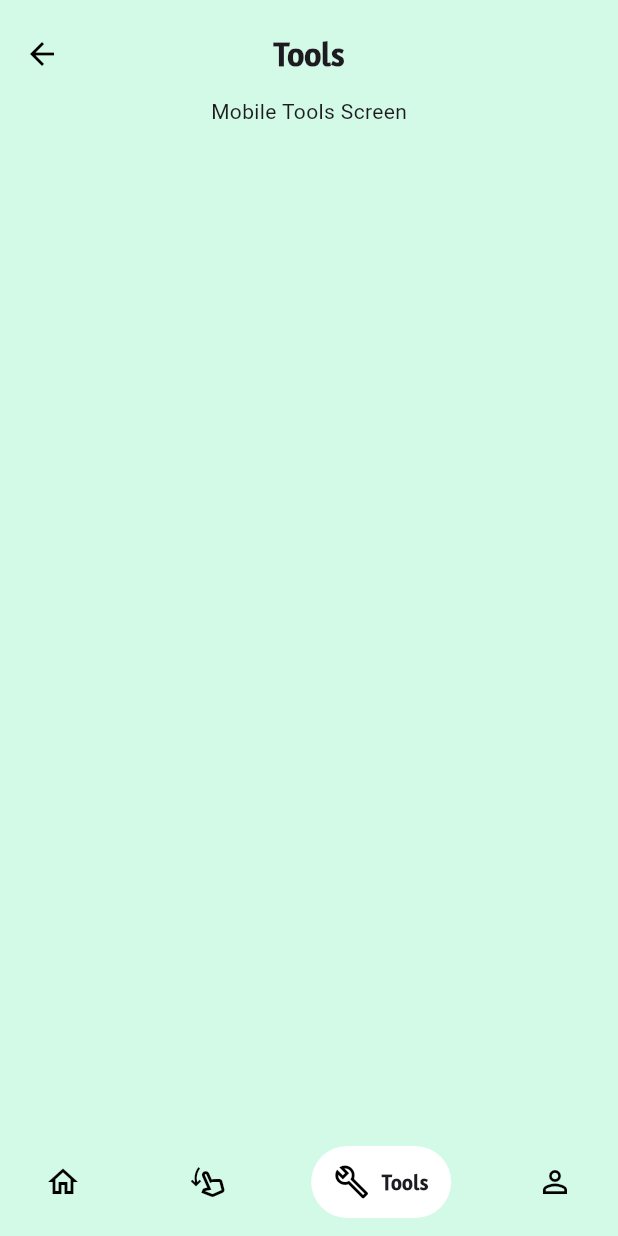
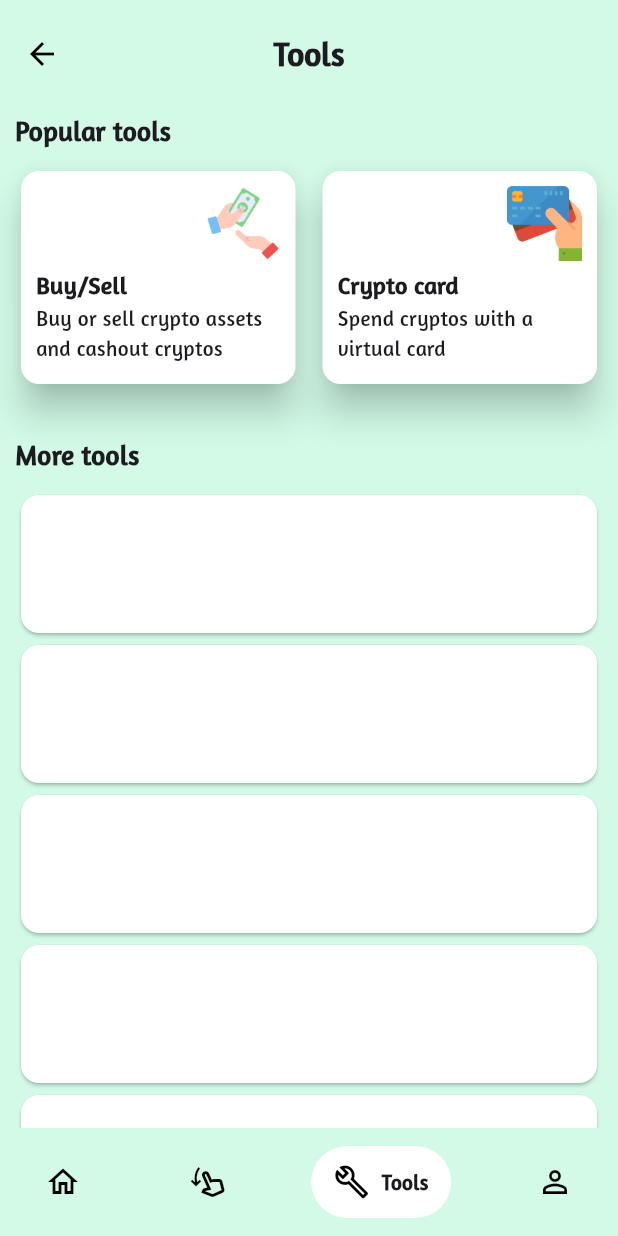
Before and after one commit to alhasann351/crypto_wallet_ui_template, a Flutter app: the HomeScreen screen opened by its route, item 3 of the bottom bar chosen, on a phone screen of 412 x 824 dp. Run offline on Flutter 3.47's test engine with Material 3 defaults, Android fonts, the phone set to English and light mode, and no system bars; drawn by our look-alikes of auto_size_text, google_nav_bar; our stand-ins replace animate_do, get, shared_preferences, smooth_page_indicator; accounts and stored records are empty.

Commit message:
tools-screen

```diff
--- a/lib/resources/localization/languages.dart
+++ b/lib/resources/localization/languages.dart
@@ -34,6 +34,12 @@ class Languages extends Translations {
 
           //tools screen
           'tools_screen_title': 'Tools',
+          'popular': 'Popular tools',
+          'buy_sell': 'Buy/Sell',
+          'buy_sell_des': 'Buy or sell crypto assets and cashout cryptos',
+          'crypto_card': 'Crypto card',
+          'crypto_card_des': 'Spend cryptos with a virtual card',
+          'more': 'More tools',
 
           //menu screen
           'menu_screen_title': 'Menu',
@@ -69,6 +75,13 @@ class Languages extends Translations {
 
           //tools screen
           'tools_screen_title': 'টুলস',
+          'popular': 'পোপুলার টুলস',
+          'buy_sell': 'ক্রয়/বিক্রয়',
+          'buy_sell_des':
+              'ক্রিপ্টো সম্পদ কিনুন বা বিক্রি করুন এবং ক্রিপ্টো ক্যাশআউট',
+          'crypto_card': 'ক্রিপ্টো কার্ড',
+          'crypto_card_des': 'ভার্চুয়াল কার্ড দিয়ে ক্রিপ্টো খরচ করুন',
+          'more': 'আরও টুলস',
 
           //menu screen
           'menu_screen_title': 'মেনু',
@@ -104,6 +117,13 @@ class Languages extends Translations {
 
           //tools screen
           'tools_screen_title': 'टूल्स',
+          'popular': 'पोपुलर टूल्स',
+          'buy_sell': 'खरीदें/बेचें',
+          'buy_sell_des':
+              'क्रिप्टो परिसंपत्तियां खरीदें या बेचें और क्रिप्टो से पैसे निकालें',
+          'crypto_card': 'क्रिप्टो कार्ड',
+          'crypto_card_des': 'वर्चुअल कार्ड से क्रिप्टो खर्च करें',
+          'more': 'अधिक टूल्स',
 
           //menu screen
           'menu_screen_title': 'मेनू',
--- a/lib/resources/themes/dark_theme.dart
+++ b/lib/resources/themes/dark_theme.dart
@@ -8,6 +8,11 @@ class DarkTheme {
     iconButtonTheme: IconButtonThemeData(
       style: IconButton.styleFrom(foregroundColor: AppColors.whiteColor),
     ),
-    appBarTheme: const AppBarTheme(backgroundColor: AppColors.darkColor),
+    appBarTheme: const AppBarTheme(
+        backgroundColor: AppColors.darkColor,
+        surfaceTintColor: AppColors.darkColor),
+    cardTheme: const CardTheme(
+      color: AppColors.brightCornflowerBlueColor,
+    ),
   );
 }
--- a/lib/resources/themes/light_theme.dart
+++ b/lib/resources/themes/light_theme.dart
@@ -8,6 +8,9 @@ class LightTheme {
     iconButtonTheme: IconButtonThemeData(
       style: IconButton.styleFrom(foregroundColor: AppColors.blackColor),
     ),
-    appBarTheme: const AppBarTheme(backgroundColor: AppColors.lightColor),
+    appBarTheme: const AppBarTheme(
+        backgroundColor: AppColors.lightColor,
+        surfaceTintColor: AppColors.lightColor),
+    cardTheme: const CardTheme(color: AppColors.whiteColor),
   );
 }
--- a/lib/responsive_widget.dart
+++ b/lib/responsive_widget.dart
@@ -12,9 +12,9 @@ class ResponsiveWidget extends StatelessWidget {
       required this.desktop});
 
   static bool isMobile(BuildContext context) =>
-      MediaQuery.of(context).size.width <= 480;
+      MediaQuery.of(context).size.width <= 500;
   static bool isTablet(BuildContext context) =>
-      MediaQuery.of(context).size.width > 480 &&
+      MediaQuery.of(context).size.width > 500 &&
       MediaQuery.of(context).size.width < 1024;
   static bool isDesktop(BuildContext context) =>
       MediaQuery.of(context).size.width >= 1024;
@@ -22,9 +22,9 @@ class ResponsiveWidget extends StatelessWidget {
   @override
   Widget build(BuildContext context) {
     final Size size = MediaQuery.of(context).size;
-    if (size.width <= 480) {
+    if (size.width <= 500) {
       return mobile;
-    } else if (size.width > 480 && size.width < 1024) {
+    } else if (size.width > 500 && size.width < 1024) {
       return tablet;
     } else {
       return desktop;
--- a/lib/views/home_screen/home_screen.dart
+++ b/lib/views/home_screen/home_screen.dart
@@ -1,7 +1,9 @@
 import 'package:crypto_wallet_ui_template/responsive_widget.dart';
 import 'package:crypto_wallet_ui_template/views/menu_screen/menu_screen.dart';
 import 'package:crypto_wallet_ui_template/views/swap_screen/swap_screen.dart';
-import 'package:crypto_wallet_ui_template/views/tools_screen/tools_screen.dart';
+import 'package:crypto_wallet_ui_template/views/tools_screen/tools_screen_appbar.dart';
+import 'package:crypto_wallet_ui_template/views/tools_screen/widgets/more_tools.dart';
+import 'package:crypto_wallet_ui_template/views/tools_screen/widgets/popular_tools.dart';
 import 'package:flutter/material.dart';
 import 'package:get/get.dart';
 
@@ -93,20 +95,31 @@ class HomeScreen extends StatelessWidget {
       );
 
   //tools screen items
-  Widget mobileToolsScreen() => const Column(
-        children: [
-          ToolsScreen(),
-        ],
+  Widget mobileToolsScreen() => SafeArea(
+        child: Column(
+          children: [
+            const ToolsScreenAppbar(),
+            Expanded(
+              child: ListView(
+                children: [
+                  const PopularTools(),
+                  const SizedBox(
+                    height: 10,
+                  ),
+                  const MoreTools(),
+                ],
+              ),
+            ),
+          ],
+        ),
       );
   Widget tabletToolsScreen() => const Column(
         children: [
-          ToolsScreen(),
+          ToolsScreenAppbar(),
         ],
       );
   Widget desktopToolsScreen() => const Column(
-        children: [
-          ToolsScreen(),
-        ],
+        children: [],
       );
 
   //menu screen items
--- a/lib/views/tools_screen/tools_screen.dart
+++ /dev/null
@@ -1,48 +0,0 @@
-import 'package:auto_size_text/auto_size_text.dart';
-import 'package:flutter/material.dart';
-import 'package:get/get.dart';
-
-import '../../responsive_widget.dart';
-
-class ToolsScreen extends StatelessWidget {
-  const ToolsScreen({super.key});
-
-  @override
-  Widget build(BuildContext context) {
-    final fontSize = MediaQuery.of(context).size.width * 0.025;
-    final isMobile = ResponsiveWidget.isMobile(context);
-    final isTablet = ResponsiveWidget.isTablet(context);
-    final isDesktop = ResponsiveWidget.isDesktop(context);
-
-    return Column(
-      children: [
-        Padding(
-          padding: const EdgeInsets.only(top: 8.0),
-          child: AppBar(
-            centerTitle: true,
-            title: AutoSizeText(
-              minFontSize: 22,
-              maxFontSize: 26,
-              'tools_screen_title'.tr,
-              overflow: TextOverflow.ellipsis,
-              style: TextStyle(
-                fontFamily: 'amaranth',
-                fontSize: fontSize,
-                fontWeight: FontWeight.bold,
-              ),
-            ),
-          ),
-        ),
-        Center(
-          child: isMobile
-              ? const Text('Mobile Tools Screen')
-              : isTablet
-                  ? const Text('Tablet Tools Screen')
-                  : isDesktop
-                      ? const Text('Desktop Tools Screen')
-                      : const SizedBox(),
-        ),
-      ],
-    );
-  }
-}
--- /dev/null
+++ b/lib/views/tools_screen/tools_screen_appbar.dart
@@ -0,0 +1,30 @@
+import 'package:auto_size_text/auto_size_text.dart';
+import 'package:flutter/material.dart';
+import 'package:get/get.dart';
+
+class ToolsScreenAppbar extends StatelessWidget {
+  const ToolsScreenAppbar({super.key});
+
+  @override
+  Widget build(BuildContext context) {
+    final fontSize = MediaQuery.of(context).size.width * 0.025;
+
+    return Padding(
+      padding: const EdgeInsets.only(top: 8.0),
+      child: AppBar(
+        centerTitle: true,
+        title: AutoSizeText(
+          minFontSize: 22,
+          maxFontSize: 26,
+          'tools_screen_title'.tr,
+          overflow: TextOverflow.ellipsis,
+          style: TextStyle(
+            fontFamily: 'amaranth',
+            fontSize: fontSize,
+            fontWeight: FontWeight.bold,
+          ),
+        ),
+      ),
+    );
+  }
+}
--- /dev/null
+++ b/lib/views/tools_screen/widgets/more_tools.dart
@@ -0,0 +1,40 @@
+import 'package:auto_size_text/auto_size_text.dart';
+import 'package:flutter/material.dart';
+import 'package:get/get.dart';
+
+class MoreTools extends StatelessWidget {
+  const MoreTools({super.key});
+
+  @override
+  Widget build(BuildContext context) {
+    final fontSize = MediaQuery.of(context).size.width * 0.025;
+
+    return Padding(
+      padding: const EdgeInsets.all(10),
+      child: Column(
+        spacing: 10,
+        children: [
+          Align(
+            alignment: Alignment.bottomLeft,
+            child: AutoSizeText(
+              'more'.tr,
+              minFontSize: 18,
+              maxFontSize: 22,
+              style: TextStyle(
+                fontSize: fontSize,
+                fontWeight: FontWeight.bold,
+                fontFamily: 'amaranth',
+              ),
+            ),
+          ),
+          ListView.builder(
+              shrinkWrap: true,
+              physics: const NeverScrollableScrollPhysics(),
+              itemCount: 10,
+              itemBuilder: (context, index) =>
+                  const SizedBox(height: 100, child: Card())),
+        ],
+      ),
+    );
+  }
+}
--- /dev/null
+++ b/lib/views/tools_screen/widgets/popular_tools.dart
@@ -0,0 +1,151 @@
+import 'package:auto_size_text/auto_size_text.dart';
+import 'package:flutter/material.dart';
+import 'package:get/get.dart';
+
+class PopularTools extends StatelessWidget {
+  const PopularTools({super.key});
+
+  @override
+  Widget build(BuildContext context) {
+    final fontSize = MediaQuery.of(context).size.width * 0.025;
+
+    return Padding(
+      padding: const EdgeInsets.all(10.0),
+      child: Column(
+        spacing: 10,
+        children: [
+          Align(
+            alignment: Alignment.bottomLeft,
+            child: AutoSizeText(
+              'popular'.tr,
+              minFontSize: 18,
+              maxFontSize: 22,
+              style: TextStyle(
+                fontSize: fontSize,
+                fontWeight: FontWeight.bold,
+                fontFamily: 'amaranth',
+              ),
+            ),
+          ),
+          Row(
+            spacing: 10,
+            children: [
+              Expanded(
+                child: SizedBox(
+                  height: 150,
+                  child: Card(
+                    elevation: 10,
+                    child: Padding(
+                      padding: const EdgeInsets.only(
+                          top: 10, bottom: 0, left: 10, right: 10),
+                      child: Column(
+                        children: [
+                          Align(
+                            alignment: Alignment.topRight,
+                            child: Image.asset(
+                              'assets/icons/buy_sell_icon.png',
+                              width: 50,
+                              height: 50,
+                            ),
+                          ),
+                          const SizedBox(
+                            height: 5,
+                          ),
+                          Align(
+                            alignment: Alignment.bottomLeft,
+                            child: AutoSizeText(
+                              'buy_sell'.tr,
+                              minFontSize: 16,
+                              maxFontSize: 20,
+                              overflow: TextOverflow.ellipsis,
+                              maxLines: 2,
+                              style: TextStyle(
+                                fontSize: fontSize,
+                                fontWeight: FontWeight.bold,
+                                fontFamily: 'amaranth',
+                              ),
+                            ),
+                          ),
+                          Align(
+                            alignment: Alignment.bottomLeft,
+                            child: AutoSizeText(
+                              'buy_sell_des'.tr,
+                              minFontSize: 14,
+                              maxFontSize: 16,
+                              overflow: TextOverflow.ellipsis,
+                              maxLines: 2,
+                              style: TextStyle(
+                                fontSize: fontSize,
+                                fontFamily: 'amaranth',
+                              ),
+                            ),
+                          ),
+                        ],
+                      ),
+                    ),
+                  ),
+                ),
+              ),
+              Expanded(
+                child: SizedBox(
+                  height: 150,
+                  child: Card(
+                    elevation: 10,
+                    child: Padding(
+                      padding: const EdgeInsets.only(
+                          top: 10, bottom: 0, left: 10, right: 10),
+                      child: Column(
+                        children: [
+                          Align(
+                            alignment: Alignment.topRight,
+                            child: Image.asset(
+                              'assets/icons/crypto_card_icon.png',
+                              width: 50,
+                              height: 50,
+                            ),
+                          ),
+                          const SizedBox(
+                            height: 5,
+                          ),
+                          Align(
+                            alignment: Alignment.bottomLeft,
+                            child: AutoSizeText(
+                              'crypto_card'.tr,
+                              minFontSize: 16,
+                              maxFontSize: 20,
+                              overflow: TextOverflow.ellipsis,
+                              maxLines: 2,
+                              style: TextStyle(
+                                fontSize: fontSize,
+                                fontWeight: FontWeight.bold,
+                                fontFamily: 'amaranth',
+                              ),
+                            ),
+                          ),
+                          Align(
+                            alignment: Alignment.bottomLeft,
+                            child: AutoSizeText(
+                              'crypto_card_des'.tr,
+                              minFontSize: 14,
+                              maxFontSize: 16,
+                              overflow: TextOverflow.ellipsis,
+                              maxLines: 2,
+                              style: TextStyle(
+                                fontSize: fontSize,
+                                fontFamily: 'amaranth',
+                              ),
+                            ),
+                          ),
+                        ],
+                      ),
+                    ),
+                  ),
+                ),
+              ),
+            ],
+          ),
+        ],
+      ),
+    );
+  }
+}
```
Also changed, not shown: assets/icons/buy_sell_icon.png (added), assets/icons/crypto_card_icon.png (added).
